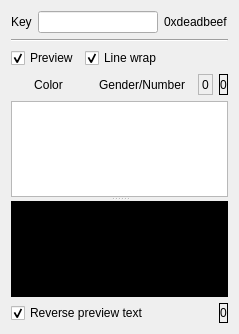
Above: editstringcell.ui from kambala-decapitator/QTblEditor before the change. Below: the same form after it.
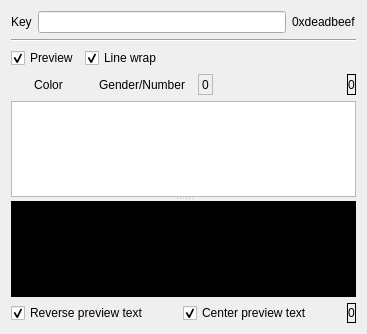
That is the form after the change.

Commit message: add option to h-center preview text, on by default

The edit to the form file:
```diff
--- a/editstringcell.ui
+++ b/editstringcell.ui
@@ -6,7 +6,7 @@
    <rect>
     <x>0</x>
     <y>0</y>
-    <width>239</width>
+    <width>367</width>
     <height>334</height>
    </rect>
   </property>
@@ -317,6 +317,29 @@
        </property>
       </spacer>
      </item>
+     <item>
+      <widget class="QCheckBox" name="centerPreviewTextCheckBox">
+       <property name="text">
+        <string>Center preview text</string>
+       </property>
+       <property name="checked">
+        <bool>true</bool>
+       </property>
+      </widget>
+     </item>
+     <item>
+      <spacer name="horizontalSpacer_4">
+       <property name="orientation">
+        <enum>Qt::Horizontal</enum>
+       </property>
+       <property name="sizeHint" stdset="0">
+        <size>
+         <width>40</width>
+         <height>20</height>
+        </size>
+       </property>
+      </spacer>
+     </item>
      <item>
       <widget class="QLabel" name="charsPreviewCountLabel">
        <property name="toolTip">
```
The commit also changes 1 other file.
